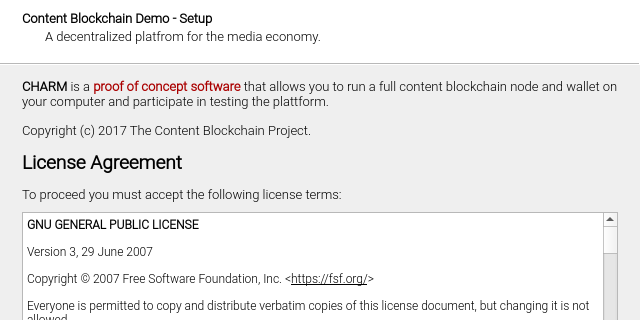
Above: app/ui/setup_wizard.ui from coblo/gui-demo before the change; both pictures show x 0 to 640 and y 0 to 320 of the 640 by 480 pixel window. Below: the same form after it.
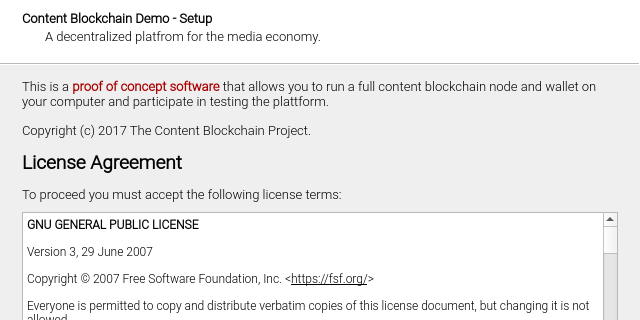
That is the form after the change. Icons and pictures are not drawn.

Commit message: update setup intro text

Diff of the .ui file:
```diff
--- a/app/ui/setup_wizard.ui
+++ b/app/ui/setup_wizard.ui
@@ -64,7 +64,7 @@
     <item>
      <widget class="QLabel" name="label_header_p1">
       <property name="text">
-       <string>&lt;html&gt;&lt;head/&gt;&lt;body&gt;&lt;p&gt;&lt;span style=&quot; font-weight:600;&quot;&gt;CHARM&lt;/span&gt; is a &lt;span style=&quot; font-weight:600; color:#aa0000;&quot;&gt;proof of concept software&lt;/span&gt; that allows you to run a full content blockchain node and wallet on your computer and participate in testing the plattform.&lt;/p&gt;&lt;p&gt;Copyright (c) 2017 The Content Blockchain Project.&lt;/p&gt;&lt;p&gt;&lt;span style=&quot; font-size:14pt; font-weight:600;&quot;&gt;License Agreement&lt;/span&gt;&lt;/p&gt;&lt;p&gt;To proceed you must accept the following license terms:&lt;/p&gt;&lt;/body&gt;&lt;/html&gt;</string>
+       <string>&lt;html&gt;&lt;head/&gt;&lt;body&gt;&lt;p&gt;This is a &lt;span style=&quot; font-weight:600; color:#aa0000;&quot;&gt;proof of concept software&lt;/span&gt; that allows you to run a full content blockchain node and wallet on your computer and participate in testing the plattform.&lt;/p&gt;&lt;p&gt;Copyright (c) 2017 The Content Blockchain Project.&lt;/p&gt;&lt;p&gt;&lt;span style=&quot; font-size:14pt; font-weight:600;&quot;&gt;License Agreement&lt;/span&gt;&lt;/p&gt;&lt;p&gt;To proceed you must accept the following license terms:&lt;/p&gt;&lt;/body&gt;&lt;/html&gt;</string>
       </property>
       <property name="wordWrap">
        <bool>true</bool>
```
